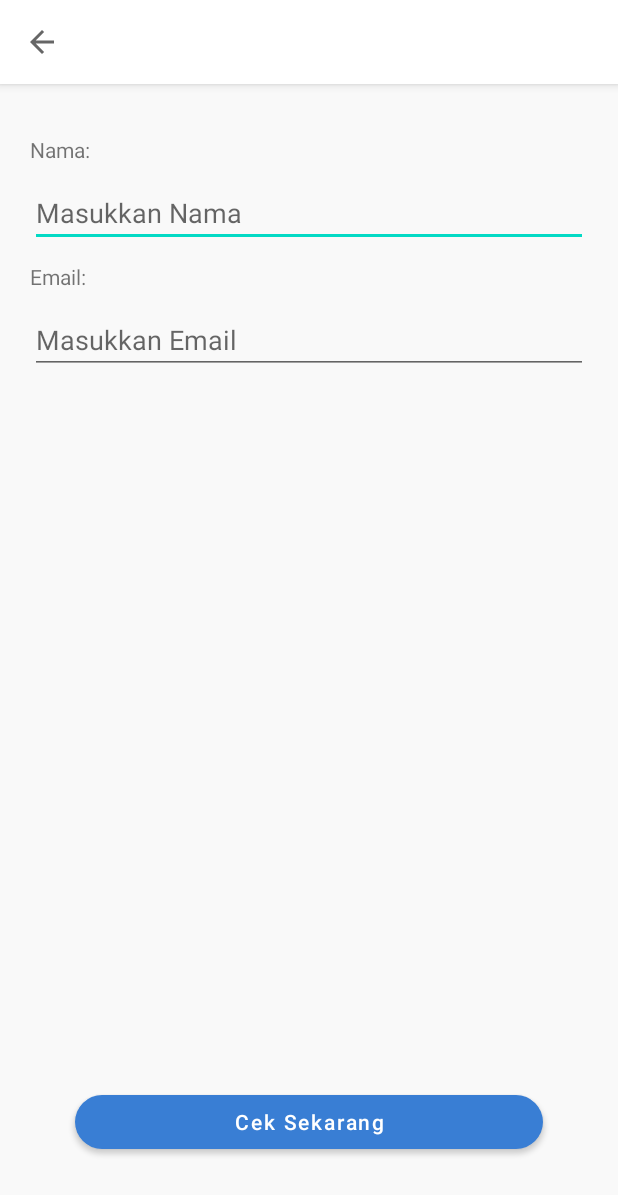
After one commit to Sikki999/stuntrack2, an Android app: the activity_open_camera screen opened directly, with no data from a screen before it, on a phone screen of 412 x 824 dp. The commit adds this screen. Shown: the top 1195 px of the screen. Run offline under Robolectric (Android 15) with nearby library versions, the phone set to English and light mode, and no system bars.

Commit message:
cameraapp

```diff
--- a/app/src/main/AndroidManifest.xml
+++ b/app/src/main/AndroidManifest.xml
@@ -1,6 +1,7 @@
 <?xml version="1.0" encoding="utf-8"?>
-<manifest xmlns:android="http://schemas.android.com/apk/res/android"
-    xmlns:tools="http://schemas.android.com/tools" >
+<manifest
+    xmlns:android="http://schemas.android.com/apk/res/android"
+    xmlns:tools="http://schemas.android.com/tools">
 
     <application
         android:allowBackup="true"
@@ -10,65 +11,73 @@
         android:label="@string/app_name"
         android:supportsRtl="true"
         android:theme="@style/Theme.StunTrack"
-        tools:targetApi="31" >
+        tools:targetApi="31">
+
+        <activity
+            android:name=".activity_open_camera"
+            android:exported="true">
+        <intent-filter>
+            <action android:name="android.intent.action.MAIN" />
+            <category android:name="android.intent.category.LAUNCHER" />
+        </intent-filter>
+        </activity>
 
         <activity
             android:name=".SplashScreen"
             android:exported="true">
             <intent-filter>
                 <action android:name="android.intent.action.MAIN" />
+
                 <category android:name="android.intent.category.LAUNCHER" />
             </intent-filter>
         </activity>
-
         <activity
             android:name=".OnBoarding1"
             android:exported="true">
             <intent-filter>
                 <action android:name="android.intent.action.MAIN" />
+
                 <category android:name="android.intent.category.LAUNCHER" />
             </intent-filter>
         </activity>
-
         <activity
             android:name=".OnBoarding2"
             android:exported="true">
             <intent-filter>
                 <action android:name="android.intent.action.MAIN" />
+
                 <category android:name="android.intent.category.LAUNCHER" />
             </intent-filter>
         </activity>
-
         <activity
             android:name=".OnBoarding3"
             android:exported="true">
             <intent-filter>
                 <action android:name="android.intent.action.MAIN" />
+
                 <category android:name="android.intent.category.LAUNCHER" />
             </intent-filter>
         </activity>
-
         <activity
             android:name=".OnBoarding4"
             android:exported="true">
             <intent-filter>
                 <action android:name="android.intent.action.MAIN" />
+
                 <category android:name="android.intent.category.LAUNCHER" />
             </intent-filter>
         </activity>
-
         <activity
             android:name=".OnBoarding5"
             android:exported="true">
             <intent-filter>
                 <action android:name="android.intent.action.MAIN" />
+
                 <category android:name="android.intent.category.LAUNCHER" />
             </intent-filter>
         </activity>
+    </application>
 
 
 
-
-    </application>
-
 </manifest>
--- /dev/null
+++ b/app/src/main/java/com/example/stuntrack/activity_open_camera.kt
@@ -0,0 +1,51 @@
+package com.example.stuntrack
+
+import android.Manifest
+import androidx.appcompat.app.AppCompatActivity
+import android.os.Bundle
+import android.content.Intent
+import android.content.pm.PackageManager
+import android.graphics.Bitmap
+import android.provider.MediaStore
+import android.widget.Button
+import android.widget.ImageView
+import androidx.core.app.ActivityCompat
+import androidx.core.content.ContextCompat
+import androidx.appcompat.widget.Toolbar
+import android.view.MenuItem
+
+class activity_open_camera : AppCompatActivity() {
+
+    private val cameraRequest = 1888
+    lateinit var imageView: ImageView
+    override fun onCreate(savedInstanceState: Bundle?) {
+        super.onCreate(savedInstanceState)
+        setContentView(R.layout.activity_open_camera)
+        title = "KotlinApp"
+        if (ContextCompat.checkSelfPermission(applicationContext, Manifest.permission.CAMERA)
+            == PackageManager.PERMISSION_DENIED)
+            ActivityCompat.requestPermissions(this, arrayOf(Manifest.permission.CAMERA), cameraRequest)
+
+        val toolbar: Toolbar = findViewById(R.id.toolbar)
+        setSupportActionBar(toolbar)
+        supportActionBar?.setDisplayHomeAsUpEnabled(true)
+
+        }
+    override fun onOptionsItemSelected(item: MenuItem): Boolean {
+        when (item.itemId) {
+            android.R.id.home -> {
+                finish()
+                return true
+            }
+        }
+        return super.onOptionsItemSelected(item)
+    }
+}
+
+//    override fun onActivityResult(requestCode: Int, resultCode: Int, data: Intent?) {
+//        super.onActivityResult(requestCode, resultCode, data)
+//        if (requestCode == cameraRequest) {
+//            val photo: Bitmap = data?.extras?.get("data") as Bitmap
+//            imageView.setImageBitmap(photo)
+//        }
+//    }
--- a/app/src/main/res/layout/activity_on_boarding1.xml
+++ b/app/src/main/res/layout/activity_on_boarding1.xml
@@ -53,7 +53,7 @@
         android:layout_marginEnd="64dp"
         android:layout_marginTop="20dp"
         android:gravity="center"
-        android:text="Terbaru dalam dunia medis, detekeksi stunting dengan kecerdasan buatan hanya menggunakan kameramu."
+        android:text="Terbaru dalam dunia medis, deteksi stunting dengan kecerdasan buatan hanya menggunakan kameramu."
         android:textColor="#757575"
         android:textSize="13sp"
         app:layout_constraintStart_toStartOf="parent"
--- /dev/null
+++ b/app/src/main/res/layout/activity_open_camera.xml
@@ -0,0 +1,95 @@
+<?xml version="1.0" encoding="utf-8"?>
+<androidx.constraintlayout.widget.ConstraintLayout
+    xmlns:android="http://schemas.android.com/apk/res/android"
+    xmlns:app="http://schemas.android.com/apk/res-auto"
+    xmlns:tools="http://schemas.android.com/tools"
+    android:layout_width="match_parent"
+    android:layout_height="match_parent"
+    android:background="#F9F9F9"
+    android:orientation="vertical"
+    tools:context=".activity_open_camera">
+
+    <androidx.appcompat.widget.Toolbar
+        android:id="@+id/toolbar"
+        android:layout_width="match_parent"
+        android:layout_height="?attr/actionBarSize"
+        android:background="#FFFFFF"
+        android:elevation="4dp"
+        app:title="My Toolbar"
+        app:titleTextColor="@android:color/white"
+        app:popupTheme="@style/ThemeOverlay.AppCompat.Light"
+        app:layout_constraintTop_toTopOf="parent"
+        app:layout_constraintStart_toStartOf="parent"
+        app:layout_constraintEnd_toEndOf="parent"/>
+
+
+    <RelativeLayout
+        android:layout_width="match_parent"
+        android:layout_height="match_parent"
+        android:padding="20dp"
+        tools:layout_editor_absoluteX="0dp"
+        tools:layout_editor_absoluteY="56dp">
+
+
+        <TextView
+            android:id="@+id/textViewName"
+            android:layout_width="wrap_content"
+            android:layout_height="wrap_content"
+            android:layout_marginTop="70dp"
+            android:text="Nama:" />
+
+        <EditText
+            android:id="@+id/editTextName"
+            android:layout_width="match_parent"
+            android:layout_height="wrap_content"
+            android:layout_below="@id/textViewName"
+            android:layout_marginTop="10dp"
+            android:hint="Masukkan Nama"
+            app:layout_constraintTop_toBottomOf="@id/textViewName" />
+
+        <TextView
+            android:id="@+id/textViewEmail"
+            android:layout_width="wrap_content"
+            android:layout_height="wrap_content"
+            android:layout_below="@id/editTextName"
+            android:layout_marginTop="10dp"
+            android:text="Email:" />
+
+        <EditText
+            android:id="@+id/editTextEmail"
+            android:layout_width="match_parent"
+            android:layout_height="wrap_content"
+            android:layout_below="@id/textViewEmail"
+            android:layout_marginTop="10dp"
+            android:hint="Masukkan Email"
+            app:layout_constraintTop_toBottomOf="@id/textViewEmail" />
+
+        <ImageView
+            android:id="@+id/imageView"
+            android:layout_width="fill_parent"
+            android:layout_height="fill_parent"
+            android:layout_above="@+id/button_save"
+            android:layout_alignParentTop="true"
+            android:layout_marginTop="342dp"
+            android:layout_marginBottom="34dp" />
+
+        <com.google.android.material.button.MaterialButton
+            android:id="@+id/button_save"
+            android:layout_width="350mm"
+            android:layout_height="wrap_content"
+            android:layout_alignParentBottom="true"
+            android:layout_centerHorizontal="true"
+            android:layout_marginStart="50dp"
+            android:layout_marginTop="50dp"
+            android:layout_marginEnd="10dp"
+            android:layout_marginBottom="32dp"
+            android:text="Cek Sekarang"
+            android:textAllCaps="false"
+            app:backgroundTint="#397ED4"
+            app:cornerRadius="30dp"
+            app:layout_constraintEnd_toEndOf="parent"
+            app:layout_constraintStart_toStartOf="parent"></com.google.android.material.button.MaterialButton>
+
+    </RelativeLayout>
+
+</androidx.constraintlayout.widget.ConstraintLayout>
```
